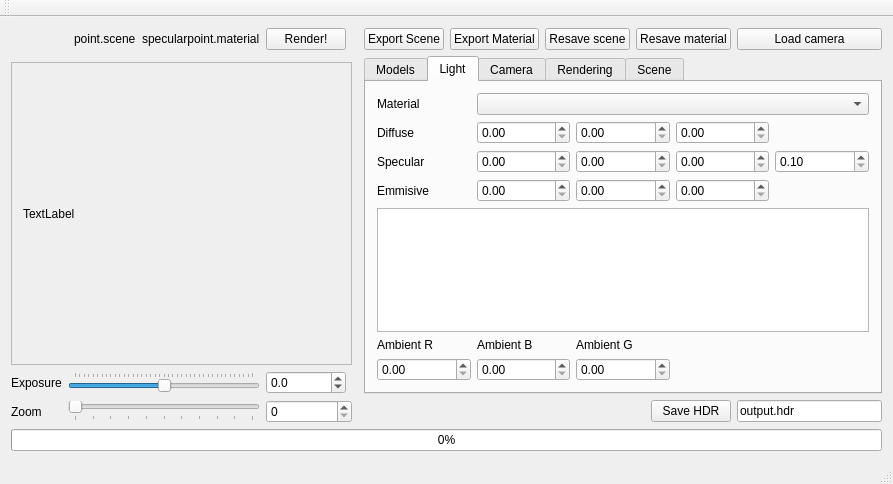
Old version of the form RaySamplesGui/TracingGui/Sources/tracinggui.ui in the repository caronnee/graphicsbasics.
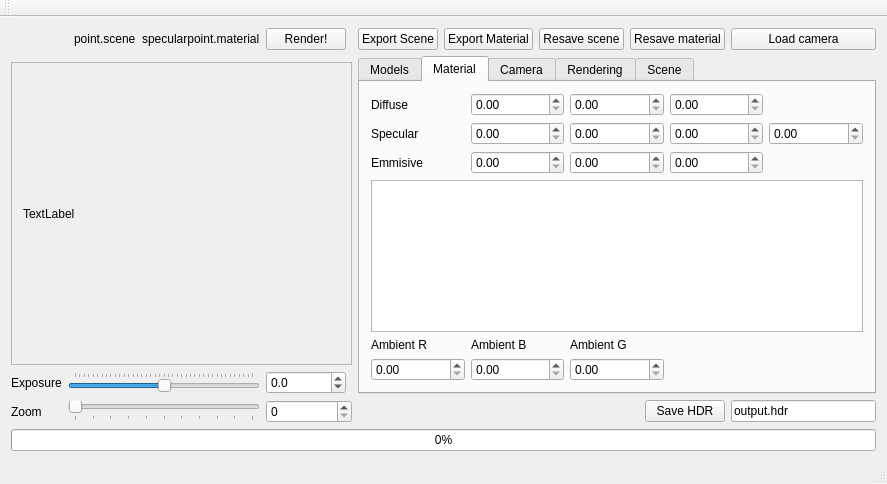
New version of the form. The open tabs and pages were chosen to show the change. Custom widgets are drawn as their Qt base class.

```diff
--- a/RaySamplesGui/TracingGui/Sources/tracinggui.ui
+++ b/RaySamplesGui/TracingGui/Sources/tracinggui.ui
@@ -15,20 +15,37 @@
   </property>
   <widget class="QWidget" name="centralWidget">
    <layout class="QGridLayout" name="gridLayout_4">
-    <item row="6" column="10">
-     <widget class="QPushButton" name="saveScene">
+    <item row="6" column="2">
+     <widget class="QLabel" name="currentScene">
       <property name="text">
-       <string>Resave scene</string>
+       <string>point.scene</string>
       </property>
      </widget>
     </item>
-    <item row="9" column="7" rowspan="3" colspan="7">
+    <item row="10" column="0">
+     <widget class="QLabel" name="lExposure">
+      <property name="text">
+       <string>Exposure</string>
+      </property>
+     </widget>
+    </item>
+    <item row="13" column="4" colspan="2">
+     <widget class="QSpinBox" name="sZoomNumber">
+      <property name="maximum">
+       <number>10</number>
+      </property>
+     </widget>
+    </item>
+    <item row="8" column="6" rowspan="3" colspan="7">
      <widget class="QTabWidget" name="sceneInformation">
       <property name="tabPosition">
        <enum>QTabWidget::North</enum>
       </property>
       <property name="currentIndex">
-       <number>3</number>
+       <number>1</number>
+      </property>
+      <property name="tabBarAutoHide">
+       <bool>false</bool>
       </property>
       <widget class="QWidget" name="model">
        <property name="layoutDirection">
@@ -390,142 +407,128 @@
       </widget>
       <widget class="QWidget" name="light">
        <attribute name="title">
-        <string>Light</string>
+        <string>Material</string>
        </attribute>
        <layout class="QGridLayout" name="gridLayout_5">
-        <item row="1" column="1">
-         <widget class="QLabel" name="materialLabel">
-          <property name="text">
-           <string>Material</string>
+        <item row="4" column="2">
+         <widget class="QDoubleSpinBox" name="eR">
+          <property name="maximum">
+           <double>10.000000000000000</double>
           </property>
-         </widget>
-        </item>
-        <item row="4" column="1">
-         <widget class="QLabel" name="label_6">
-          <property name="text">
-           <string>Specular</string>
+          <property name="singleStep">
+           <double>0.001000000000000</double>
           </property>
          </widget>
         </item>
-        <item row="3" column="1">
+        <item row="2" column="1">
          <widget class="QLabel" name="label_4">
           <property name="text">
            <string>Diffuse</string>
           </property>
          </widget>
         </item>
-        <item row="1" column="2" colspan="4">
-         <widget class="QComboBox" name="materialType">
-          <property name="currentText">
-           <string/>
-          </property>
-         </widget>
-        </item>
-        <item row="5" column="1">
-         <widget class="QLabel" name="label_7">
-          <property name="text">
-           <string>Emmisive</string>
-          </property>
-         </widget>
-        </item>
-        <item row="4" column="5">
-         <widget class="QDoubleSpinBox" name="sE">
-          <property name="minimum">
-           <double>0.100000000000000</double>
-          </property>
-          <property name="maximum">
-           <double>999.899999999999977</double>
-          </property>
-         </widget>
-        </item>
-        <item row="9" column="1" colspan="5">
-         <widget class="QTreeView" name="treeViewLight">
-          <property name="sizePolicy">
-           <sizepolicy hsizetype="Preferred" vsizetype="Preferred">
-            <horstretch>0</horstretch>
-            <verstretch>0</verstretch>
-           </sizepolicy>
-          </property>
-         </widget>
-        </item>
-        <item row="5" column="4">
-         <widget class="QDoubleSpinBox" name="eB">
-          <property name="maximum">
-           <double>10.000000000000000</double>
-          </property>
-          <property name="singleStep">
-           <double>0.001000000000000</double>
-          </property>
-         </widget>
-        </item>
-        <item row="5" column="3">
-         <widget class="QDoubleSpinBox" name="eG">
-          <property name="maximum">
-           <double>10.000000000000000</double>
-          </property>
-          <property name="singleStep">
-           <double>0.001000000000000</double>
-          </property>
-         </widget>
-        </item>
-        <item row="5" column="2">
-         <widget class="QDoubleSpinBox" name="eR">
-          <property name="maximum">
-           <double>10.000000000000000</double>
-          </property>
-          <property name="singleStep">
-           <double>0.001000000000000</double>
-          </property>
-         </widget>
-        </item>
         <item row="3" column="4">
-         <widget class="QDoubleSpinBox" name="dB"/>
-        </item>
-        <item row="4" column="4">
          <widget class="QDoubleSpinBox" name="sB"/>
         </item>
+        <item row="10" column="2">
+         <widget class="QLabel" name="aB">
+          <property name="text">
+           <string>Ambient B</string>
+          </property>
+         </widget>
+        </item>
+        <item row="12" column="2">
+         <widget class="QDoubleSpinBox" name="aBValue"/>
+        </item>
+        <item row="4" column="3">
+         <widget class="QDoubleSpinBox" name="eG">
+          <property name="maximum">
+           <double>10.000000000000000</double>
+          </property>
+          <property name="singleStep">
+           <double>0.001000000000000</double>
+          </property>
+         </widget>
+        </item>
+        <item row="12" column="1">
+         <widget class="QDoubleSpinBox" name="aRValue"/>
+        </item>
+        <item row="3" column="5">
+         <widget class="QDoubleSpinBox" name="sE">
+          <property name="minimum">
+           <double>0.000000000000000</double>
+          </property>
+          <property name="maximum">
+           <double>999.899999999999977</double>
+          </property>
+         </widget>
+        </item>
         <item row="3" column="3">
+         <widget class="QDoubleSpinBox" name="sG"/>
+        </item>
+        <item row="3" column="1">
+         <widget class="QLabel" name="label_6">
+          <property name="text">
+           <string>Specular</string>
+          </property>
+         </widget>
+        </item>
+        <item row="4" column="1">
+         <widget class="QLabel" name="label_7">
+          <property name="text">
+           <string>Emmisive</string>
+          </property>
+         </widget>
+        </item>
+        <item row="12" column="3">
+         <widget class="QDoubleSpinBox" name="aGValue"/>
+        </item>
+        <item row="2" column="4">
+         <widget class="QDoubleSpinBox" name="dB"/>
+        </item>
+        <item row="2" column="3">
          <widget class="QDoubleSpinBox" name="dG"/>
         </item>
         <item row="3" column="2">
-         <widget class="QDoubleSpinBox" name="dR"/>
-        </item>
-        <item row="4" column="2">
          <widget class="QDoubleSpinBox" name="sR"/>
         </item>
-        <item row="4" column="3">
-         <widget class="QDoubleSpinBox" name="sG"/>
+        <item row="2" column="2">
+         <widget class="QDoubleSpinBox" name="dR"/>
         </item>
-        <item row="11" column="2">
-         <widget class="QLabel" name="aB">
-          <property name="text">
-           <string>Ambient B</string>
+        <item row="8" column="1" colspan="5">
+         <widget class="QTreeView" name="treeViewLight">
+          <property name="sizePolicy">
+           <sizepolicy hsizetype="Preferred" vsizetype="Preferred">
+            <horstretch>0</horstretch>
+            <verstretch>0</verstretch>
+           </sizepolicy>
           </property>
          </widget>
         </item>
-        <item row="11" column="1">
+        <item row="10" column="1">
          <widget class="QLabel" name="aR">
           <property name="text">
            <string>Ambient R</string>
           </property>
          </widget>
         </item>
-        <item row="11" column="3">
+        <item row="4" column="4">
+         <widget class="QDoubleSpinBox" name="eB">
+          <property name="maximum">
+           <double>10.000000000000000</double>
+          </property>
+          <property name="singleStep">
+           <double>0.001000000000000</double>
+          </property>
+         </widget>
+        </item>
+        <item row="10" column="3">
          <widget class="QLabel" name="aG">
           <property name="text">
            <string>Ambient G</string>
           </property>
          </widget>
         </item>
-        <item row="13" column="1">
-         <widget class="QDoubleSpinBox" name="aRValue"/>
-        </item>
-        <item row="13" column="2">
-         <widget class="QDoubleSpinBox" name="aBValue"/>
-        </item>
-        <item row="13" column="3">
-         <widget class="QDoubleSpinBox" name="aGValue"/>
-        </item>
        </layout>
       </widget>
       <widget class="QWidget" name="camera">
@@ -1032,148 +1035,7 @@
       </widget>
      </widget>
     </item>
-    <item row="13" column="12">
-     <widget class="QPushButton" name="bSave">
-      <property name="text">
-       <string>Save HDR</string>
-      </property>
-     </widget>
-    </item>
-    <item row="13" column="13">
-     <widget class="QLineEdit" name="filename">
-      <property name="text">
-       <string>output.hdr</string>
-      </property>
-      <property name="maxLength">
-       <number>30</number>
-      </property>
-     </widget>
-    </item>
-    <item row="16" column="0" colspan="14">
-     <widget class="QProgressBar" name="renderProgress">
-      <property name="value">
-       <number>0</number>
-      </property>
-     </widget>
-    </item>
-    <item row="13" column="0">
-     <widget class="QLabel" name="lZoom">
-      <property name="text">
-       <string>Zoom</string>
-      </property>
-     </widget>
-    </item>
-    <item row="11" column="0">
-     <widget class="QLabel" name="lExposure">
-      <property name="text">
-       <string>Exposure</string>
-      </property>
-     </widget>
-    </item>
-    <item row="13" column="4" colspan="2">
-     <widget class="QSpinBox" name="sZoomNumber">
-      <property name="maximum">
-       <number>10</number>
-      </property>
-     </widget>
-    </item>
-    <item row="6" column="2">
-     <widget class="QLabel" name="currentScene">
-      <property name="text">
-       <string>point.scene</string>
-      </property>
-     </widget>
-    </item>
-    <item row="6" column="3">
-     <widget class="QLabel" name="currentMaterial">
-      <property name="text">
-       <string>specularpoint.material</string>
-      </property>
-     </widget>
-    </item>
-    <item row="6" column="13">
-     <widget class="QPushButton" name="loadScene">
-      <property name="text">
-       <string>Load camera</string>
-      </property>
-     </widget>
-    </item>
-    <item row="11" column="1" colspan="3">
-     <widget class="QSlider" name="sExposure">
-      <property name="whatsThis">
-       <string>Exposure</string>
-      </property>
-      <property name="minimum">
-       <number>-200</number>
-      </property>
-      <property name="maximum">
-       <number>200</number>
-      </property>
-      <property name="singleStep">
-       <number>1</number>
-      </property>
-      <property name="pageStep">
-       <number>10</number>
-      </property>
-      <property name="orientation">
-       <enum>Qt::Horizontal</enum>
-      </property>
-      <property name="tickPosition">
-       <enum>QSlider::TicksAbove</enum>
-      </property>
-     </widget>
-    </item>
-    <item row="13" column="1" colspan="3">
-     <widget class="QSlider" name="sZoom">
-      <property name="maximum">
-       <number>10</number>
-      </property>
-      <property name="orientation">
-       <enum>Qt::Horizontal</enum>
-      </property>
-      <property name="tickPosition">
-       <enum>QSlider::TicksBelow</enum>
-      </property>
-     </widget>
-    </item>
-    <item row="11" column="4">
-     <widget class="QDoubleSpinBox" name="sExposureNumber">
-      <property name="decimals">
-       <number>1</number>
-      </property>
-      <property name="minimum">
-       <double>-20.000000000000000</double>
-      </property>
-      <property name="maximum">
-       <double>20.000000000000000</double>
-      </property>
-      <property name="singleStep">
-       <double>0.100000000000000</double>
-      </property>
-     </widget>
-    </item>
-    <item row="6" column="7">
-     <widget class="QPushButton" name="exportScene">
-      <property name="text">
-       <string>Export Scene</string>
-      </property>
-     </widget>
-    </item>
-    <item row="6" column="8" colspan="2">
-     <widget class="QPushButton" name="exportMaterial">
-      <property name="text">
-       <string>Export Material</string>
-      </property>
-     </widget>
-    </item>
-    <item row="6" column="11" colspan="2">
-     <widget class="QPushButton" name="saveMaterial">
-      <property name="text">
-       <string>Resave material</string>
-      </property>
-     </widget>
-    </item>
-    <item row="10" column="0" colspan="6">
+    <item row="9" column="0" colspan="6">
      <widget class="QScrollArea" name="scrollArea">
       <property name="widgetResizable">
        <bool>true</bool>
@@ -1211,6 +1073,95 @@
       </widget>
      </widget>
     </item>
+    <item row="6" column="10" colspan="2">
+     <widget class="QPushButton" name="saveMaterial">
+      <property name="text">
+       <string>Resave material</string>
+      </property>
+     </widget>
+    </item>
+    <item row="6" column="7" colspan="2">
+     <widget class="QPushButton" name="exportMaterial">
+      <property name="text">
+       <string>Export Material</string>
+      </property>
+     </widget>
+    </item>
+    <item row="6" column="12">
+     <widget class="QPushButton" name="loadScene">
+      <property name="text">
+       <string>Load camera</string>
+      </property>
+     </widget>
+    </item>
+    <item row="6" column="6">
+     <widget class="QPushButton" name="exportScene">
+      <property name="text">
+       <string>Export Scene</string>
+      </property>
+     </widget>
+    </item>
+    <item row="10" column="4">
+     <widget class="QDoubleSpinBox" name="sExposureNumber">
+      <property name="decimals">
+       <number>1</number>
+      </property>
+      <property name="minimum">
+       <double>-20.000000000000000</double>
+      </property>
+      <property name="maximum">
+       <double>20.000000000000000</double>
+      </property>
+      <property name="singleStep">
+       <double>0.100000000000000</double>
+      </property>
+     </widget>
+    </item>
+    <item row="13" column="1" colspan="3">
+     <widget class="QSlider" name="sZoom">
+      <property name="maximum">
+       <number>10</number>
+      </property>
+      <property name="orientation">
+       <enum>Qt::Horizontal</enum>
+      </property>
+      <property name="tickPosition">
+       <enum>QSlider::TicksBelow</enum>
+      </property>
+     </widget>
+    </item>
+    <item row="6" column="9">
+     <widget class="QPushButton" name="saveScene">
+      <property name="text">
+       <string>Resave scene</string>
+      </property>
+     </widget>
+    </item>
+    <item row="10" column="1" colspan="3">
+     <widget class="QSlider" name="sExposure">
+      <property name="whatsThis">
+       <string>Exposure</string>
+      </property>
+      <property name="minimum">
+       <number>-200</number>
+      </property>
+      <property name="maximum">
+       <number>200</number>
+      </property>
+      <property name="singleStep">
+       <number>1</number>
+      </property>
+      <property name="pageStep">
+       <number>10</number>
+      </property>
+      <property name="orientation">
+       <enum>Qt::Horizontal</enum>
+      </property>
+      <property name="tickPosition">
+       <enum>QSlider::TicksAbove</enum>
+      </property>
+     </widget>
+    </item>
     <item row="6" column="4">
      <widget class="QPushButton" name="bRender">
       <property name="text">
@@ -1218,6 +1169,44 @@
       </property>
      </widget>
     </item>
+    <item row="13" column="12">
+     <widget class="QLineEdit" name="filename">
+      <property name="text">
+       <string>output.hdr</string>
+      </property>
+      <property name="maxLength">
+       <number>30</number>
+      </property>
+     </widget>
+    </item>
+    <item row="13" column="0">
+     <widget class="QLabel" name="lZoom">
+      <property name="text">
+       <string>Zoom</string>
+      </property>
+     </widget>
+    </item>
+    <item row="16" column="0" colspan="13">
+     <widget class="QProgressBar" name="renderProgress">
+      <property name="value">
+       <number>0</number>
+      </property>
+     </widget>
+    </item>
+    <item row="6" column="3">
+     <widget class="QLabel" name="currentMaterial">
+      <property name="text">
+       <string>specularpoint.material</string>
+      </property>
+     </widget>
+    </item>
+    <item row="13" column="11">
+     <widget class="QPushButton" name="bSave">
+      <property name="text">
+       <string>Save HDR</string>
+      </property>
+     </widget>
+    </item>
    </layout>
   </widget>
   <widget class="QMenuBar" name="menuBar">
```
Left out of the diff: 6 changed lines with no effect on the pictures.
